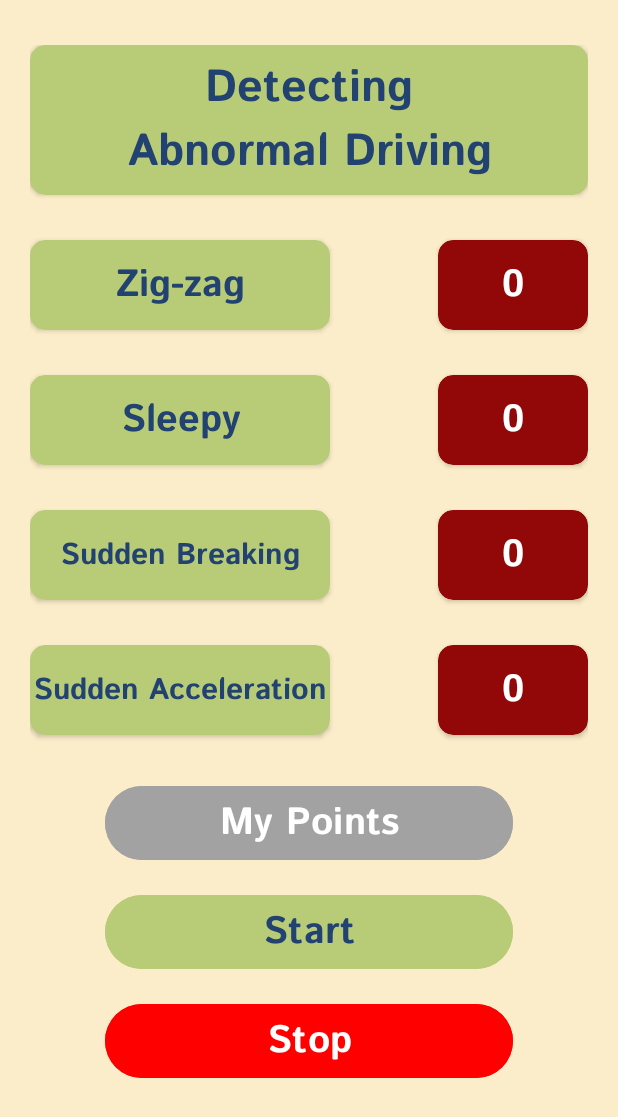
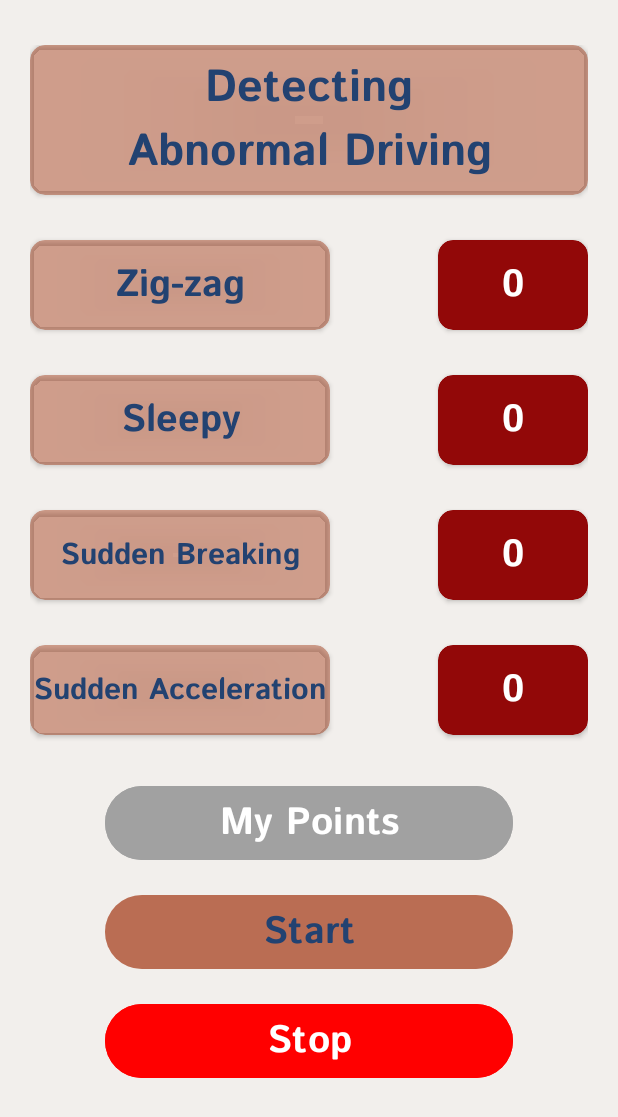
Before and after one commit to svenster18/DriverBehavior, an Android app: the layout activity_detect.xml on its own in the app's theme, with its tools: preview values and no code run, on a phone screen of 412 x 824 dp. Shown: the top 1117 px of the screen. Run offline under Robolectric (Android 15) with nearby library versions, the phone set to English and light mode, and no system bars.

Commit message:
fix design motor

```diff
--- a/app/src/main/res/layout/activity_detect.xml
+++ b/app/src/main/res/layout/activity_detect.xml
@@ -4,7 +4,7 @@
     xmlns:tools="http://schemas.android.com/tools"
     android:layout_width="match_parent"
     android:layout_height="match_parent"
-    android:background="#FBEDC9"
+    android:background="#F2EFEC"
     android:paddingStart="20dp"
     android:paddingTop="30dp"
     android:paddingEnd="20dp"
@@ -15,7 +15,7 @@
         android:layout_width="200dp"
         android:layout_height="60dp"
         android:layout_marginTop="30dp"
-        app:cardBackgroundColor="#B8CC78"
+        app:cardBackgroundColor="#6B9E2B07"
         app:cardCornerRadius="10dp"
         app:layout_constraintStart_toStartOf="@+id/cardView"
         app:layout_constraintTop_toBottomOf="@id/cv_sleepy">
@@ -74,7 +74,7 @@
         android:id="@+id/cardView"
         android:layout_width="match_parent"
         android:layout_height="100dp"
-        app:cardBackgroundColor="#B8CC78"
+        app:cardBackgroundColor="#6B9E2B07"
         app:cardCornerRadius="10dp"
         app:layout_constraintEnd_toEndOf="parent"
         app:layout_constraintStart_toStartOf="parent"
@@ -136,7 +136,7 @@
         android:layout_width="200dp"
         android:layout_height="60dp"
         android:layout_marginTop="30dp"
-        app:cardBackgroundColor="#B8CC78"
+        app:cardBackgroundColor="#6B9E2B07"
         app:cardCornerRadius="10dp"
         app:layout_constraintStart_toStartOf="@+id/cardView"
         app:layout_constraintTop_toBottomOf="@+id/cardView">
@@ -196,7 +196,7 @@
         android:layout_width="200dp"
         android:layout_height="60dp"
         android:layout_marginTop="30dp"
-        app:cardBackgroundColor="#B8CC78"
+        app:cardBackgroundColor="#6B9E2B07"
         app:cardCornerRadius="10dp"
         app:layout_constraintStart_toStartOf="@+id/cardView"
         app:layout_constraintTop_toBottomOf="@+id/cv_zigzag">
@@ -226,7 +226,7 @@
         android:layout_width="200dp"
         android:layout_height="60dp"
         android:layout_marginTop="30dp"
-        app:cardBackgroundColor="#B8CC78"
+        app:cardBackgroundColor="#6B9E2B07"
         app:cardCornerRadius="10dp"
         app:layout_constraintStart_toStartOf="@+id/cardView"
         app:layout_constraintTop_toBottomOf="@+id/cv_sudden_breaking">
@@ -288,7 +288,7 @@
         android:layout_marginStart="50dp"
         android:layout_marginTop="30dp"
         android:layout_marginEnd="50dp"
-        android:backgroundTint="#A2A2A2"
+        android:backgroundTint="#A1A1A1"
         android:fontFamily="@font/istok_web_bold"
         android:text="My Points"
         android:textSize="25sp"
@@ -303,7 +303,7 @@
         android:layout_marginStart="50dp"
         android:layout_marginTop="15dp"
         android:layout_marginEnd="50dp"
-        android:backgroundTint="#B8CC78"
+        android:backgroundTint="#6B9E2B07"
         android:fontFamily="@font/istok_web_bold"
         android:text="Start"
         android:textColor="#224271"
--- a/app/src/main/res/layout/activity_point.xml
+++ b/app/src/main/res/layout/activity_point.xml
@@ -4,7 +4,7 @@
     xmlns:tools="http://schemas.android.com/tools"
     android:layout_width="match_parent"
     android:layout_height="match_parent"
-    android:background="#FBEDC9"
+    android:background="#F2EFEC"
     android:padding="25dp"
     tools:context=".PointActivity">
 
@@ -24,7 +24,7 @@
                 android:id="@+id/cardView2"
                 android:layout_width="match_parent"
                 android:layout_height="50dp"
-                app:cardBackgroundColor="#B8CC78"
+                app:cardBackgroundColor="#6B9E2B07"
                 app:layout_constraintEnd_toEndOf="parent"
                 app:layout_constraintStart_toStartOf="parent"
                 app:layout_constraintTop_toTopOf="parent">
--- a/app/src/main/res/layout/fragment_dialog.xml
+++ b/app/src/main/res/layout/fragment_dialog.xml
@@ -35,7 +35,7 @@
         android:id="@+id/view2"
         android:layout_width="wrap_content"
         android:layout_height="200dp"
-        android:background=" #B8CC78"
+        android:background="#E09E2B07"
         android:padding="20dp"
         app:layout_constraintEnd_toEndOf="parent"
         app:layout_constraintHorizontal_bias="0.0"
```
Also changed, not shown: app/src/main/AndroidManifest.xml (+7 -6 lines), app/src/main/res/layout/activity_data.xml (+4 -4 lines), app/src/main/res/layout/activity_main.xml (+8 -8 lines), app/src/main/res/drawable/ellipse_2.png (added), app/src/main/res/drawable/line_1_2.png (added), app/src/main/res/drawable/line_2_1.png (added), app/src/main/res/drawable/line_3_1.png (added), app/src/main/res/drawable/line_4_1.png (added), app/src/main/res/drawable/r_1.png (added).
